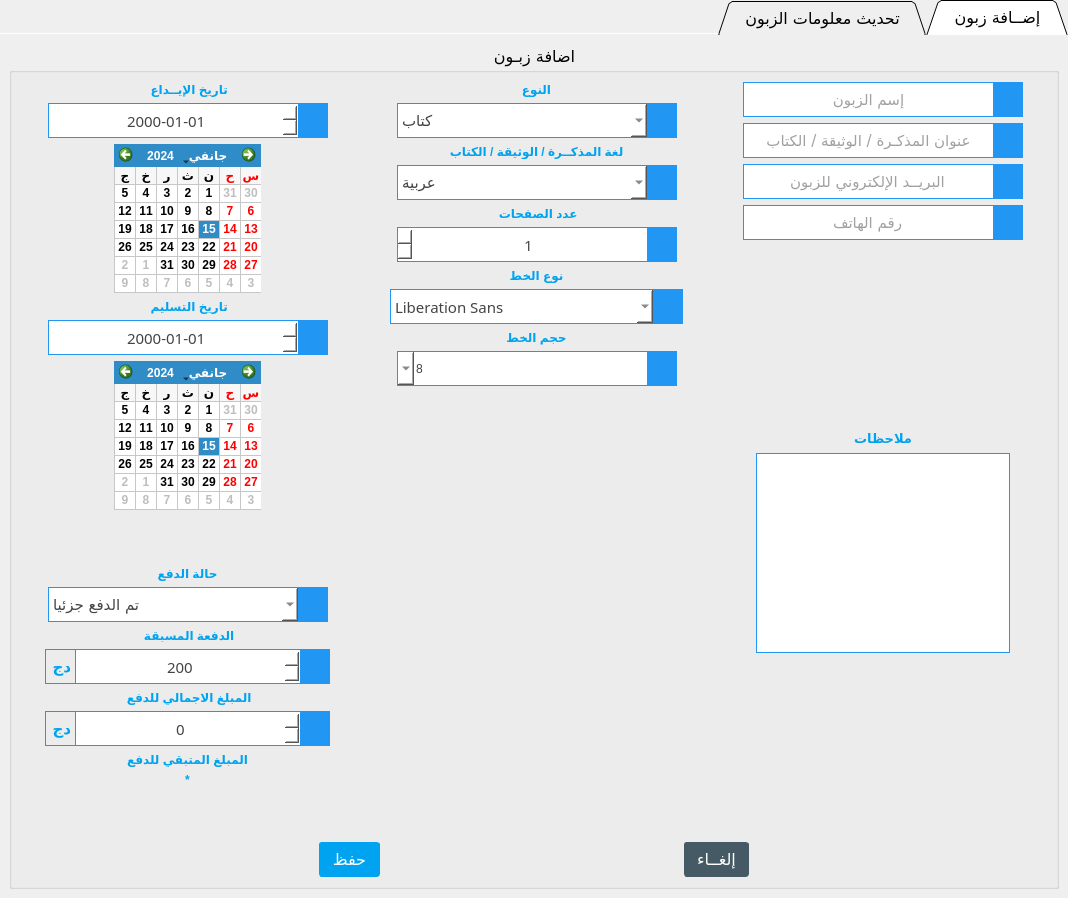
First picture: the form in tabwidgetclients.ui, repository ashraf-kx/maktaba-assistant, before the edit.
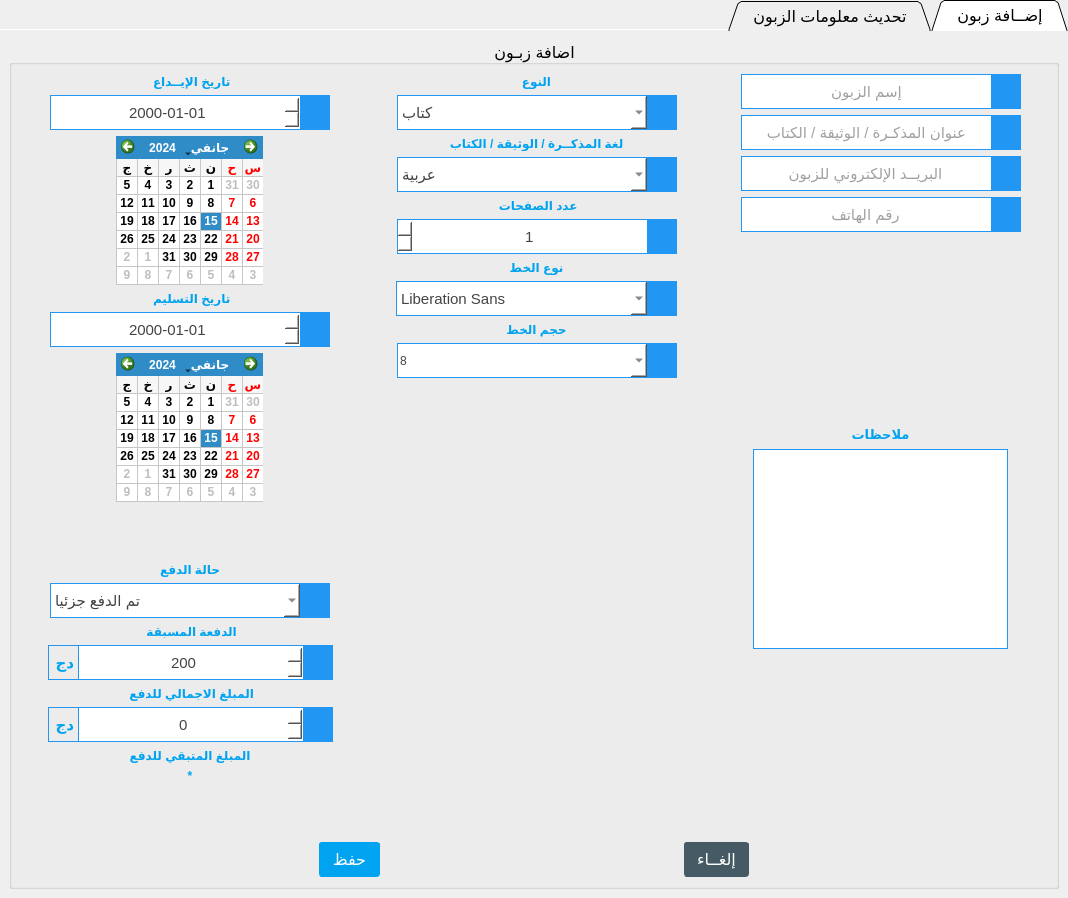
Second picture: the form after the edit. Icons and pictures are not drawn.

```diff
--- a/tabwidgetclients.ui
+++ b/tabwidgetclients.ui
@@ -12,7 +12,6 @@
   </property>
   <property name="font">
    <font>
-    <family>SFMono Nerd Font Mono</family>
     <pointsize>12</pointsize>
     <bold>false</bold>
     <underline>false</underline>
@@ -71,7 +70,6 @@
      <widget class="QGroupBox" name="GB_addClient">
       <property name="font">
        <font>
-        <family>SFMono Nerd Font Mono</family>
         <pointsize>12</pointsize>
         <italic>false</italic>
         <bold>false</bold>
@@ -187,7 +185,6 @@
                </property>
                <property name="font">
                 <font>
-                 <family>SFMono Nerd Font Mono</family>
                  <pointsize>11</pointsize>
                  <bold>false</bold>
                 </font>
@@ -327,7 +324,6 @@
                </property>
                <property name="font">
                 <font>
-                 <family>SFMono Nerd Font Mono</family>
                  <pointsize>11</pointsize>
                  <bold>false</bold>
                 </font>
@@ -461,7 +457,6 @@
                </property>
                <property name="font">
                 <font>
-                 <family>SFMono Nerd Font Mono</family>
                  <pointsize>11</pointsize>
                  <bold>false</bold>
                 </font>
@@ -595,7 +590,6 @@
                </property>
                <property name="font">
                 <font>
-                 <family>SFMono Nerd Font Mono</family>
                  <pointsize>11</pointsize>
                  <bold>false</bold>
                 </font>
@@ -730,12 +724,14 @@
                </property>
                <property name="font">
                 <font>
-                 <family>SFMono Nerd Font Mono</family>
                  <pointsize>11</pointsize>
                  <italic>false</italic>
                  <bold>false</bold>
                 </font>
                </property>
+               <property name="layoutDirection">
+                <enum>Qt::RightToLeft</enum>
+               </property>
                <property name="styleSheet">
                 <string notr="true">QPlainTextEdit
 {
@@ -892,7 +888,6 @@
                </property>
                <property name="font">
                 <font>
-                 <family>SFMono Nerd Font Mono</family>
                  <pointsize>11</pointsize>
                  <bold>false</bold>
                 </font>
@@ -1073,7 +1068,6 @@
                </property>
                <property name="font">
                 <font>
-                 <family>SFMono Nerd Font Mono</family>
                  <pointsize>11</pointsize>
                  <bold>false</bold>
                 </font>
@@ -1244,7 +1238,6 @@
                </property>
                <property name="font">
                 <font>
-                 <family>SFMono Nerd Font Mono</family>
                  <pointsize>11</pointsize>
                  <bold>false</bold>
                 </font>
@@ -1395,7 +1388,6 @@
                </property>
                <property name="font">
                 <font>
-                 <family>SFMono Nerd Font Mono</family>
                  <pointsize>11</pointsize>
                  <bold>false</bold>
                  <stylestrategy>PreferDefault</stylestrategy>
@@ -1574,8 +1566,7 @@
                </property>
                <property name="font">
                 <font>
-                 <family>SFMono Nerd Font Mono</family>
-                 <pointsize>11</pointsize>
+                 <pointsize>12</pointsize>
                  <bold>false</bold>
                  <kerning>false</kerning>
                 </font>
@@ -1583,6 +1574,9 @@
                <property name="cursor">
                 <cursorShape>PointingHandCursor</cursorShape>
                </property>
+               <property name="layoutDirection">
+                <enum>Qt::LeftToRight</enum>
+               </property>
                <property name="styleSheet">
                 <string notr="true">QComboBox
 {
@@ -1608,6 +1602,9 @@
                <property name="editable">
                 <bool>true</bool>
                </property>
+               <property name="currentText">
+                <string>13</string>
+               </property>
                <property name="maxVisibleItems">
                 <number>16</number>
                </property>
@@ -1830,7 +1827,6 @@
                  </property>
                  <property name="font">
                   <font>
-                   <family>SFMono Nerd Font Mono</family>
                    <pointsize>11</pointsize>
                    <bold>false</bold>
                   </font>
@@ -2058,7 +2054,6 @@
                  </property>
                  <property name="font">
                   <font>
-                   <family>SFMono Nerd Font Mono</family>
                    <pointsize>11</pointsize>
                    <bold>false</bold>
                   </font>
@@ -2312,7 +2307,6 @@
                  </property>
                  <property name="font">
                   <font>
-                   <family>SFMono Nerd Font Mono</family>
                    <pointsize>11</pointsize>
                    <bold>false</bold>
                   </font>
@@ -2529,7 +2523,6 @@
                   </property>
                   <property name="font">
                    <font>
-                    <family>SFMono Nerd Font Mono</family>
                     <pointsize>11</pointsize>
                     <bold>false</bold>
                    </font>
@@ -2727,7 +2720,6 @@
                   </property>
                   <property name="font">
                    <font>
-                    <family>SFMono Nerd Font Mono</family>
                     <pointsize>11</pointsize>
                     <bold>false</bold>
                    </font>
```
Left out of the diff: 22 changed lines with no effect on the pictures.
